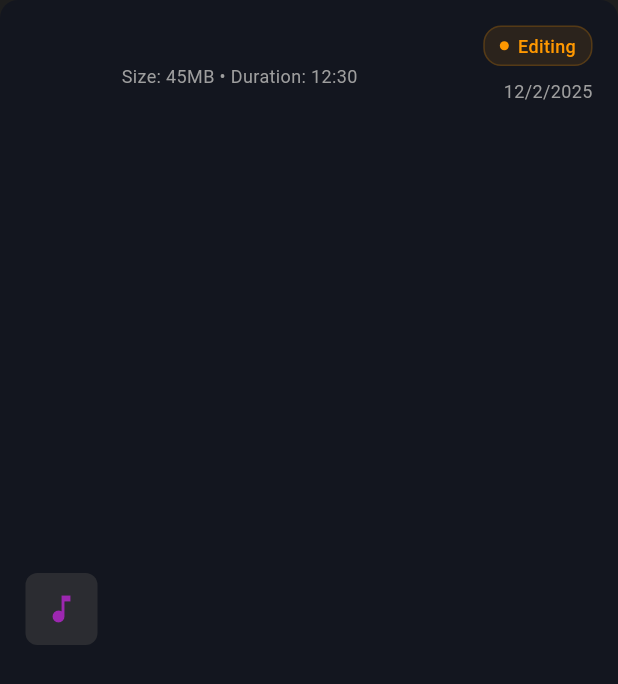
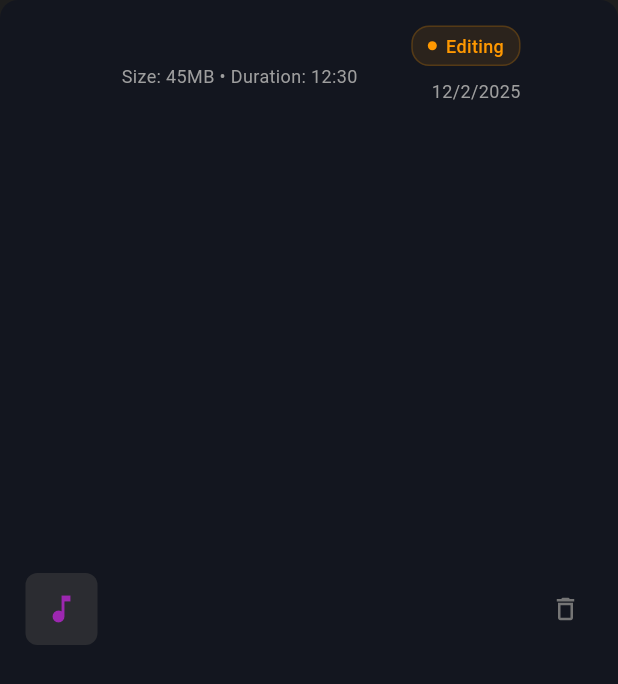
Before and after one commit to qiao-wei/mac_whisper, a Flutter app: the _ProjectItemWidget widget shown alone on an empty page, opened directly with empty values, on a phone screen of 412 x 824 dp. Shown: the top 684 px of the screen. Run offline on Flutter 3.47's test engine with Material 3 defaults, Android fonts, the phone set to English and light mode, and no system bars; our stand-ins replace file_picker, sqflite, video_player; missing offline and left inert: desktop_drop; accounts and stored records are empty.

Commit message:
add delete function for project list

```diff
--- a/lib/pages/home_page.dart
+++ b/lib/pages/home_page.dart
@@ -1,4 +1,5 @@
 import 'package:flutter/material.dart';
+import 'package:flutter/cupertino.dart';
 import 'package:file_picker/file_picker.dart';
 import 'package:desktop_drop/desktop_drop.dart';
 import 'dart:ui' as ui;
@@ -80,6 +81,23 @@ class _HomePageState extends State<HomePage> {
   Future<void> _updateProject(Project p) async {
     await _db.updateProject(p);
     setState(() {});
+  }
+
+  Future<void> _deleteProject(Project p) async {
+    final confirm = await showDialog<bool>(
+      context: context,
+      builder: (ctx) => CupertinoAlertDialog(
+        title: const Text('Delete Project'),
+        content: Text('Delete "${p.name}"?'),
+        actions: [
+          CupertinoDialogAction(child: const Text('Cancel'), onPressed: () => Navigator.pop(ctx, false)),
+          CupertinoDialogAction(isDestructiveAction: true, child: const Text('Delete'), onPressed: () => Navigator.pop(ctx, true)),
+        ],
+      ),
+    );
+    if (confirm != true) return;
+    await _db.deleteProject(p.id);
+    setState(() => _projects.removeWhere((proj) => proj.id == p.id));
   }
 
   Future<void> _handleFileDrop(DropDoneDetails details) async {
@@ -305,6 +323,7 @@ class _HomePageState extends State<HomePage> {
 
   Widget _buildProjectItem(Project project) {
     return _ProjectItemWidget(
+      key: ValueKey(project.id),
       project: project,
       isSelected: _selectedProjectId == project.id,
       onTap: () => setState(() => _selectedProjectId = _selectedProjectId == project.id ? null : project.id),
@@ -317,6 +336,7 @@ class _HomePageState extends State<HomePage> {
         project.name = name;
         _updateProject(project);
       },
+      onDelete: () => _deleteProject(project),
     );
   }
 
@@ -413,7 +433,8 @@ class _ProjectItemWidget extends StatefulWidget {
   final VoidCallback onDoubleTap;
   final VoidCallback onStatusToggle;
   final Function(String) onNameChanged;
-  const _ProjectItemWidget({required this.project, required this.isSelected, required this.onTap, required this.onDoubleTap, required this.onStatusToggle, required this.onNameChanged});
+  final VoidCallback onDelete;
+  const _ProjectItemWidget({super.key, required this.project, required this.isSelected, required this.onTap, required this.onDoubleTap, required this.onStatusToggle, required this.onNameChanged, required this.onDelete});
   @override
   State<_ProjectItemWidget> createState() => _ProjectItemWidgetState();
 }
@@ -514,6 +535,18 @@ class _ProjectItemWidgetState extends State<_ProjectItemWidget> {
                   Text('${project.createdAt.month}/${project.createdAt.day}/${project.createdAt.year}', style: const TextStyle(color: Colors.grey, fontSize: 12)),
                 ],
               ),
+              const SizedBox(width: 12),
+              MouseRegion(
+                cursor: SystemMouseCursors.click,
+                child: GestureDetector(
+                  onTap: widget.onDelete,
+                  child: Container(
+                    padding: const EdgeInsets.all(8),
+                    decoration: BoxDecoration(color: Colors.transparent, borderRadius: BorderRadius.circular(8)),
+                    child: Icon(Icons.delete_outline, size: 20, color: _isHovered ? Colors.red.shade400 : Colors.grey.shade600),
+                  ),
+                ),
+              ),
             ],
           ),
         ),
```
Also changed, not shown: .claude/settings.local.json.
